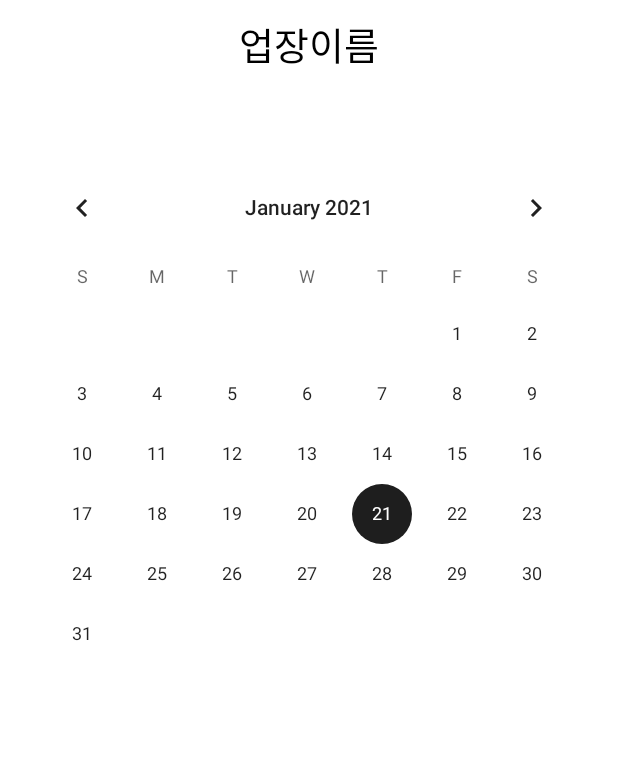
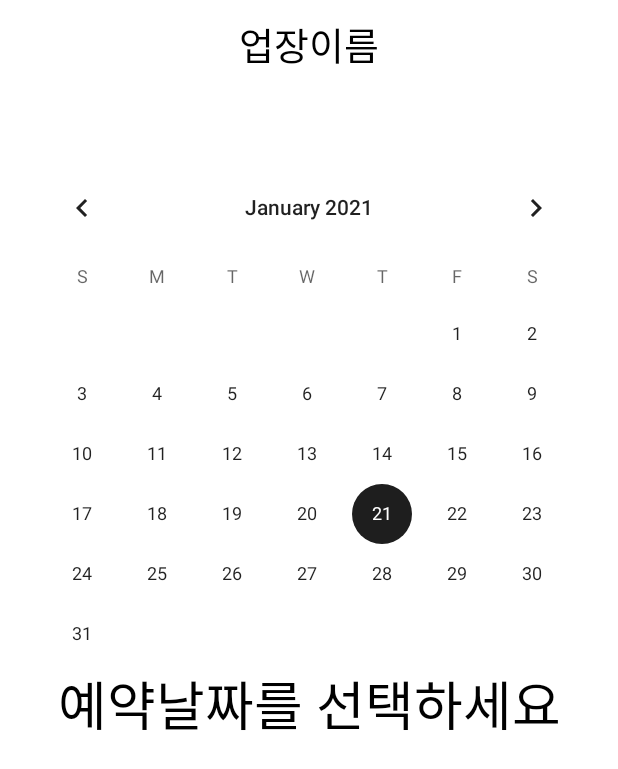
Before and after one commit to egg8/egg8, an Android app: the screen it shows after launch (Calender), on a phone screen of 412 x 824 dp. Shown: the top 769 px of the screen. Run offline under Robolectric (Android 15) with nearby library versions, the phone set to English and light mode, and no system bars.

Commit message:
캘린더 택스트추가-0용재

```diff
--- a/app/src/main/java/com/egg8/Calender.java
+++ b/app/src/main/java/com/egg8/Calender.java
@@ -30,6 +30,7 @@ public class Calender extends AppCompatActivity {
     CalendarView calendarView;              //달력
     RecyclerView RecyclerView_time;         //예약시간
     LinearLayout ll_applist;                //날짜 선택후
+    LinearLayout ll_apptext;
     TimeAdapter timeAdapter;                //시간정보 리사이클러뷰 어댑터
     RetrofitBuilder retrofitBuilder;
     RetrofitService retrofitService;
@@ -41,6 +42,7 @@ public class Calender extends AppCompatActivity {
         super.onCreate(savedInstanceState);
         setContentView(R.layout.activity_calender);
         RecyclerView_time = findViewById(R.id.RecyclerView_time);
+        ll_apptext=findViewById(R.id.ll_apptext);
         ll_applist=findViewById(R.id.ll_applist);
         calendarView = findViewById(R.id.calendar_view);
         mCon = this;
--- a/app/src/main/res/layout/activity_calender.xml
+++ b/app/src/main/res/layout/activity_calender.xml
@@ -39,7 +39,19 @@
             android:layout_above="@+id/ll_settings"
             android:layout_below="@id/toolbar" />
     </LinearLayout>
-
+    <LinearLayout
+        android:id="@+id/ll_apptext"
+        android:layout_width="match_parent"
+        android:layout_height="wrap_content"
+        android:visibility="visible">
+        <TextView
+            android:gravity="center"
+            android:layout_width="match_parent"
+            android:layout_height="wrap_content"
+            android:textColor="@color/black"
+            android:text="예약날짜를 선택하세요"
+            android:textSize="35dp"/>
+    </LinearLayout>
     <LinearLayout
         android:id="@+id/ll_applist"
         android:layout_width="match_parent"
@@ -53,6 +65,7 @@
             android:orientation="vertical"
             android:layout_width="match_parent"
             android:layout_height="wrap_content">
+
 
         </LinearLayout>
 
```
